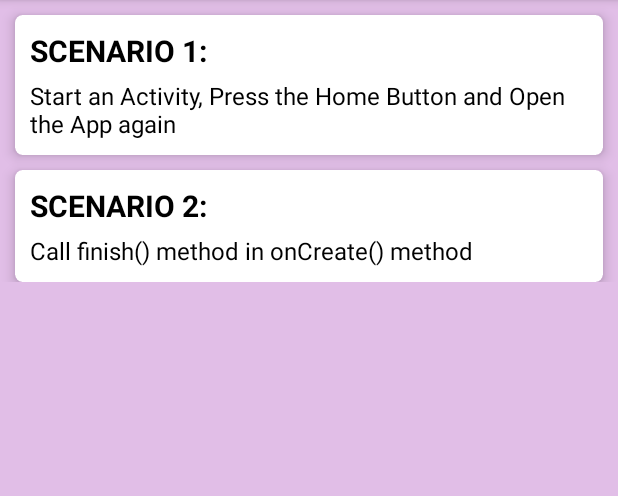
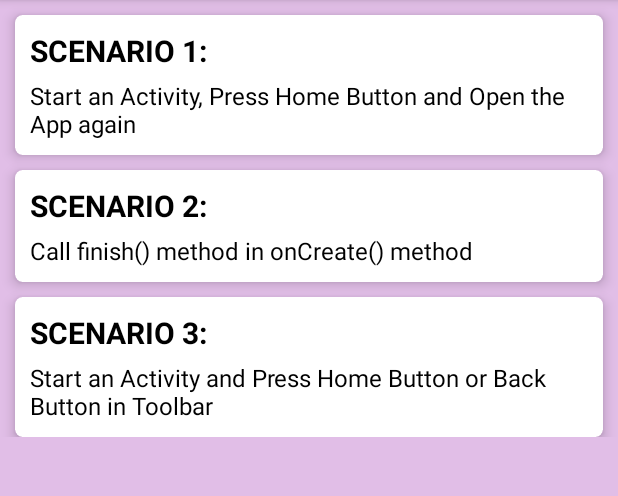
Before and after one commit to AvijitKarmakar/ActivityLifecycle, an Android app: the screen it shows after launch (ScenarioListActivity), on a phone screen of 412 x 824 dp, the part 84-580 px from its top. Run offline under Robolectric (Android 15) with nearby library versions, the phone set to English and light mode, and no system bars; our stand-ins replace data binding.

Commit message:
Android Activity Lifecycle Tips & Tricks — Part  2
Scenario 3: Layouts completed

```diff
--- a/app/src/main/java/com/ak/apps/activitylifecycle/ScenarioActivityA.kt
+++ b/app/src/main/java/com/ak/apps/activitylifecycle/ScenarioActivityA.kt
@@ -26,9 +26,14 @@ class ScenarioActivityA : AppCompatActivity() {
             1 -> {
                 activityScenarioBinding.scenario1Container.visibility = View.VISIBLE
             }
+
             2 -> {
                 activityScenarioBinding.scenario2Container.visibility = View.VISIBLE
                 finish()
+            }
+
+            3 -> {
+                activityScenarioBinding.scenario3Container.visibility = View.VISIBLE
             }
         }
 
--- a/app/src/main/java/com/ak/apps/activitylifecycle/ScenarioListActivity.kt
+++ b/app/src/main/java/com/ak/apps/activitylifecycle/ScenarioListActivity.kt
@@ -17,6 +17,7 @@ class ScenarioListActivity : AppCompatActivity(), View.OnClickListener {
         binding = DataBindingUtil.setContentView(this, R.layout.activity_scenario_list)
         binding.scenario1CardVw.setOnClickListener(this)
         binding.scenario2CardVw.setOnClickListener(this)
+        binding.scenario3CardVw.setOnClickListener(this)
     }
 
     override fun onClick(v: View?) {
@@ -31,6 +32,11 @@ class ScenarioListActivity : AppCompatActivity(), View.OnClickListener {
                 intent.putExtra(SCENARIO_NO, 2)
                 startActivity(intent)
             }
+
+            R.id.scenario3_card_vw -> {
+                intent.putExtra(SCENARIO_NO, 3)
+                startActivity(intent)
+            }
         }
     }
 
--- a/app/src/main/res/layout/activity_scenario_list.xml
+++ b/app/src/main/res/layout/activity_scenario_list.xml
@@ -95,6 +95,44 @@
 
                 </android.support.v7.widget.CardView>
 
+                <android.support.v7.widget.CardView
+                    android:id="@+id/scenario3_card_vw"
+                    android:layout_width="match_parent"
+                    android:layout_height="wrap_content"
+                    android:layout_marginLeft="10dp"
+                    android:layout_marginRight="10dp"
+                    android:layout_marginTop="10dp"
+                    app:cardBackgroundColor="@color/colorWhite"
+                    app:cardCornerRadius="5dp"
+                    app:cardElevation="5dp">
+
+                    <LinearLayout
+                        android:layout_width="match_parent"
+                        android:layout_height="wrap_content"
+                        android:orientation="vertical"
+                        android:padding="10dp">
+
+                        <TextView
+                            android:layout_width="wrap_content"
+                            android:layout_height="wrap_content"
+                            android:text="@string/scenario3"
+                            android:textAllCaps="true"
+                            android:textColor="@color/colorBlack"
+                            android:textSize="20sp"
+                            android:textStyle="bold" />
+
+                        <TextView
+                            android:layout_width="wrap_content"
+                            android:layout_height="wrap_content"
+                            android:layout_marginTop="5dp"
+                            android:text="@string/scenario3_details"
+                            android:textColor="@color/colorBlack"
+                            android:textSize="16sp" />
+
+                    </LinearLayout>
+
+                </android.support.v7.widget.CardView>
+
             </LinearLayout>
 
         </android.support.v4.widget.NestedScrollView>
--- a/app/src/main/res/values/strings.xml
+++ b/app/src/main/res/values/strings.xml
@@ -9,9 +9,9 @@
 
     <!-- Scenario 1 -->
     <string name="scenario1">Scenario 1:</string>
-    <string name="scenario1_details">Start an Activity, Press the Home Button and Open the App again</string>
+    <string name="scenario1_details">Start an Activity, Press Home Button and Open the App again</string>
     <string name="scenario1_step1">Start an Activity</string>
-    <string name="scenario1_step2">Press the Home Button</string>
+    <string name="scenario1_step2">Press Home Button</string>
     <string name="scenario1_step3">Open the App again</string>
 
     <!-- Scenario 2 -->
@@ -19,4 +19,10 @@
     <string name="scenario2_details">Call finish() method in onCreate() method</string>
     <string name="scenario2_step1">finish() method called in onCreate() method</string>
 
+    <!-- Scenario 3 -->
+    <string name="scenario3">Scenario 3:</string>
+    <string name="scenario3_details">Start an Activity and Press Home Button or Back Button in Toolbar</string>
+    <string name="scenario3_step1">Start an Activity</string>
+    <string name="scenario3_step2">Press Home Button or Back Button in Toolbar</string>
+
 </resources>
```
Also changed, not shown: app/src/main/res/layout/activity_scenario_a.xml (+50 -1 lines).
